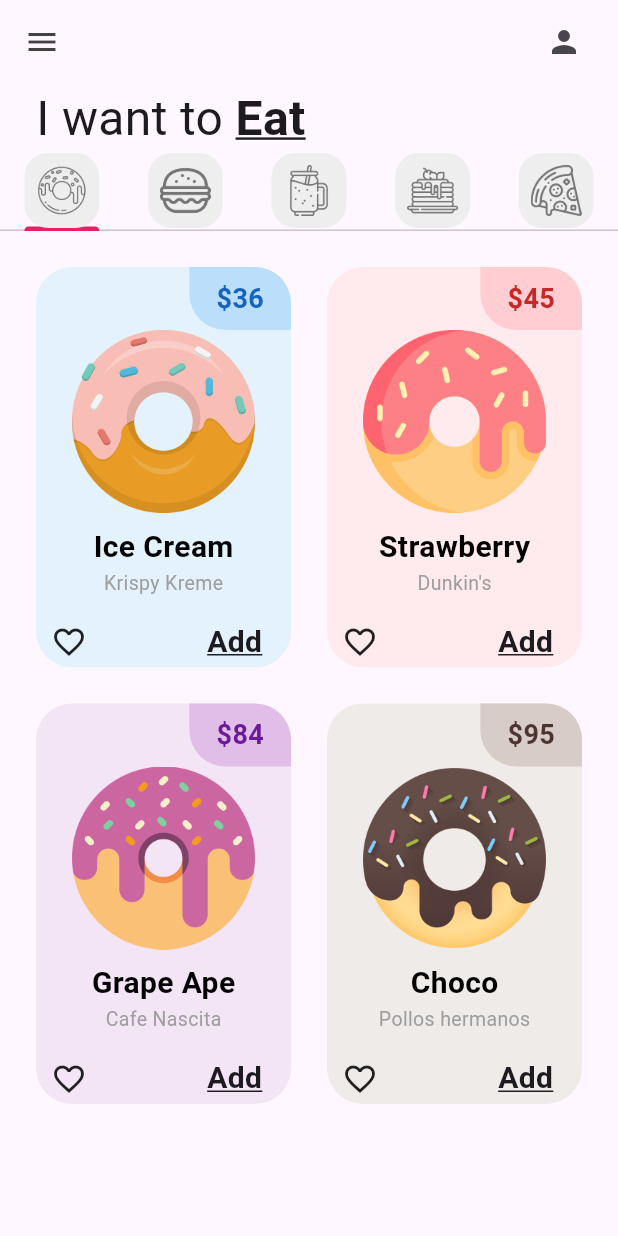
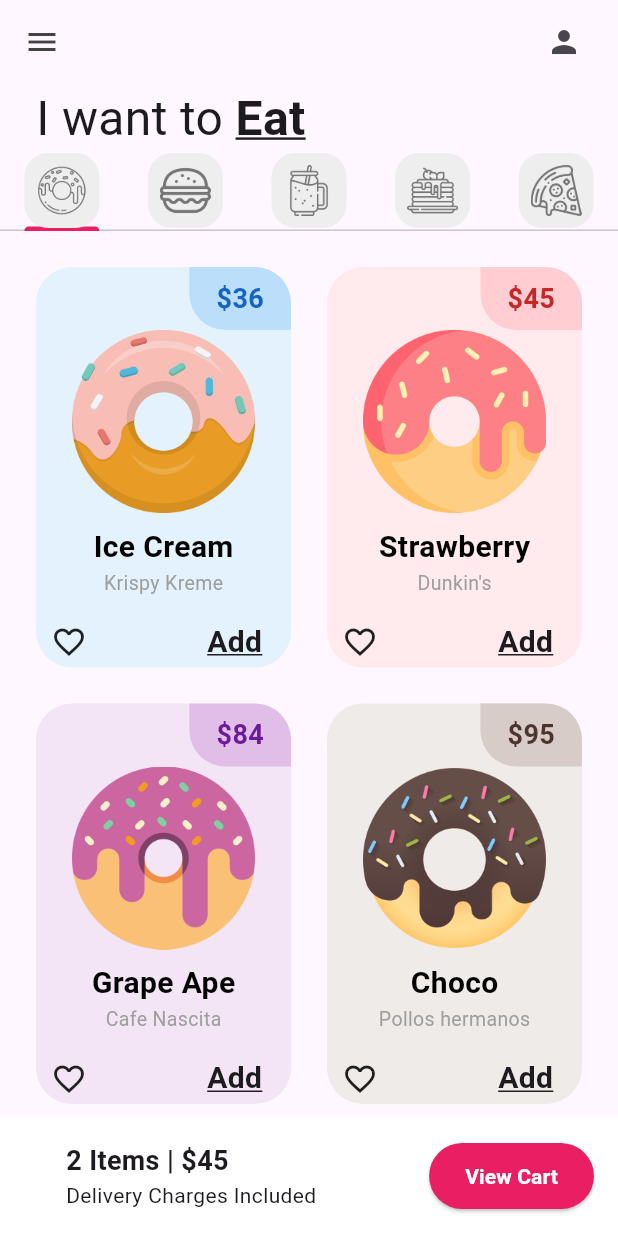
Before and after one commit to elidrocarburo/donut_app_4sa, a Flutter app: the screen it shows after launch, on a phone screen of 412 x 824 dp. Run offline on Flutter 3.47's test engine with Material 3 defaults, Android fonts, the phone set to English and light mode, and no system bars.

Commit message:
ShoppingCart added

```diff
--- a/lib/pages/home_page.dart
+++ b/lib/pages/home_page.dart
@@ -4,6 +4,7 @@
 import 'package:donut_app_4sa/tabs/pizza_tab.dart';
 import 'package:donut_app_4sa/tabs/smoothie_tab.dart';
 import 'package:donut_app_4sa/utils/my_tab.dart';
+import 'package:donut_app_4sa/utils/shopping_cart.dart';
 import 'package:flutter/material.dart';
 
 class HomePage extends StatefulWidget { //los datos que va cambiando el usuario y por lo mismo se van actualizando (cuando necesitamos cambios)
@@ -73,8 +74,9 @@
               PanCakesTab(),
               PizzaTab()
             ],),
-          )
+          ),
           //4. Carrito (Cart)
+              ShoppingCart()
           ],
         )
       ),
--- /dev/null
+++ b/lib/utils/shopping_cart.dart
@@ -0,0 +1,41 @@
+import 'package:flutter/material.dart';
+
+class ShoppingCart extends StatelessWidget {
+  const ShoppingCart({
+    super.key,
+  });
+
+  @override
+  Widget build(BuildContext context) {
+    return Container(
+      color: Colors.white,
+      padding: const EdgeInsets.all(16.0),
+      child: Row(
+        mainAxisAlignment: MainAxisAlignment.spaceBetween,
+        children: [
+          const Padding(
+            padding: EdgeInsets.only(left: 28),
+            child: Column(
+              crossAxisAlignment: CrossAxisAlignment.start,
+              children: [
+                Text('2 Items | \$45',
+                style: TextStyle(
+                  fontWeight: FontWeight.bold,
+                  fontSize: 18),),
+                Text('Delivery Charges Included')
+              ],
+            ),
+            ),
+            ElevatedButton(onPressed: (){},
+                  style: ElevatedButton.styleFrom(
+                    backgroundColor: Colors.pink,
+                    padding: const EdgeInsets.symmetric(
+                      horizontal: 24,
+                      vertical: 12)
+                  ),
+                  child: const Text('View Cart', style: TextStyle(color: Colors.white, fontWeight: FontWeight.bold),)) //onPressed para conectarse a algo
+        ],
+      ),
+    );
+  }
+}
```
